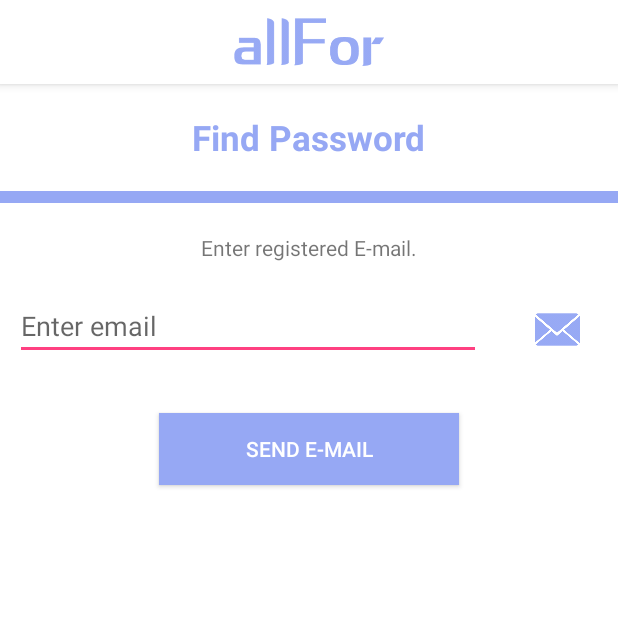
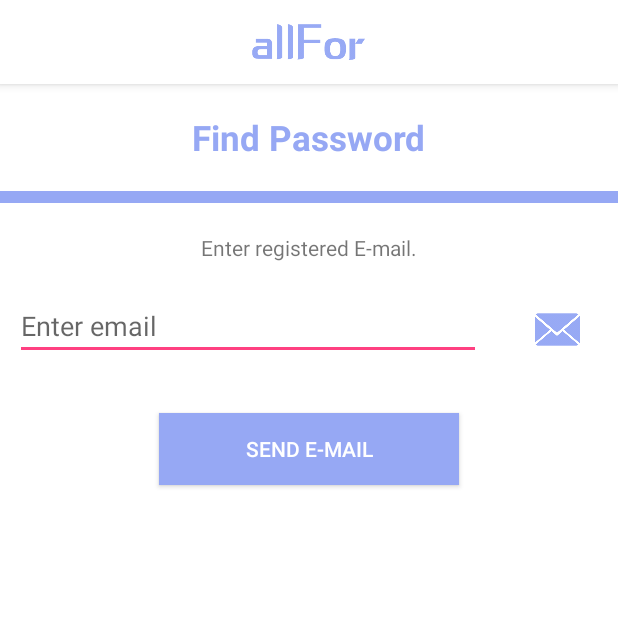
Before and after one commit to JeonHyungJin/K-Hack, an Android app: the FindActivity screen opened directly, with no data from a screen before it, on a phone screen of 412 x 824 dp, the top half of it. Run offline under Robolectric (Android 15) with nearby library versions, the light colour scheme and no system bars; our stand-ins replace Firebase (no records; nobody signed in at launch, a user with empty details on screens opened directly).

Commit message:
change titlebar size

```diff
--- a/app/src/main/res/layout/custom_titlebar.xml
+++ b/app/src/main/res/layout/custom_titlebar.xml
@@ -4,8 +4,9 @@
     android:layout_height="match_parent"
     android:background="#ffffff"
     android:gravity="center">
+
     <ImageView
-        android:layout_width="100dp"
-        android:layout_height="32dp"
+        android:layout_width="75dp"
+        android:layout_height="23.7dp"
         android:background="@drawable/allfor" />
 </LinearLayout>
```
